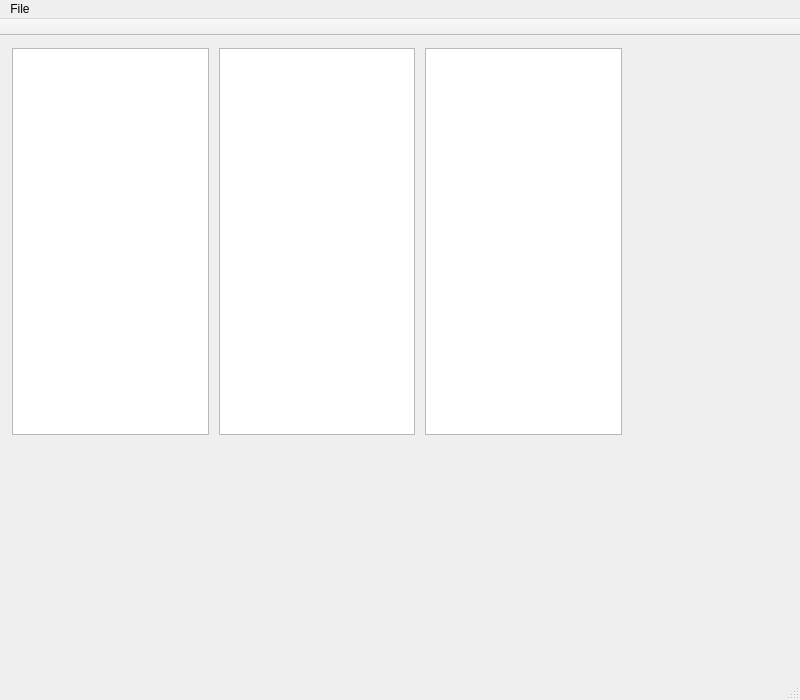
Before: the Qt Designer form src/mainwindow.ui in nishantsat/pi, drawn with Qt 5.
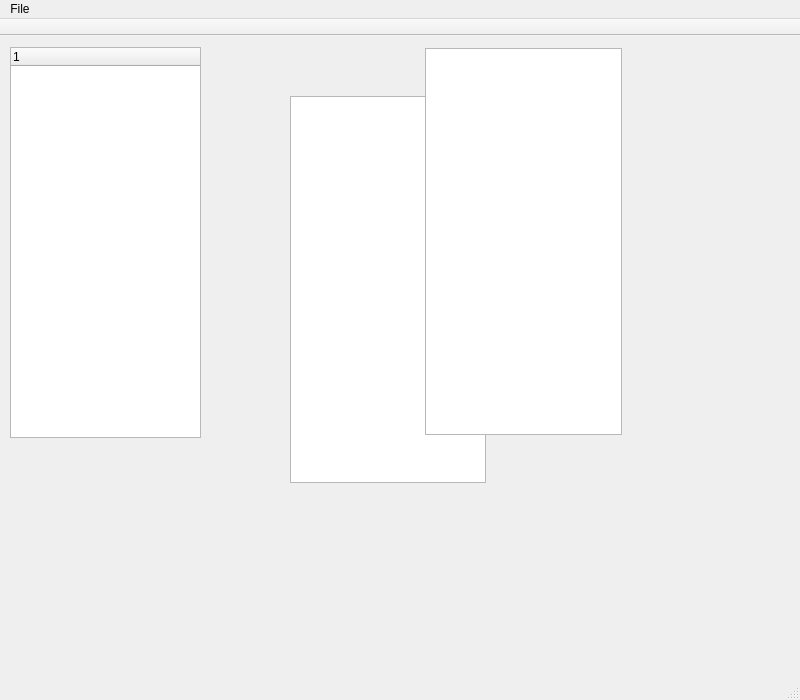
After: the same form once the commit is applied.

Commit message: fix project load

```diff
--- a/src/mainwindow.ui
+++ b/src/mainwindow.ui
@@ -14,35 +14,14 @@
    <string>pi</string>
   </property>
   <widget class="QWidget" name="centralWidget">
-   <widget class="QTreeView" name="tvNavBar">
-    <property name="geometry">
-     <rect>
-      <x>12</x>
-      <y>12</y>
-      <width>197</width>
-      <height>387</height>
-     </rect>
-    </property>
-    <property name="sizePolicy">
-     <sizepolicy hsizetype="Expanding" vsizetype="Expanding">
-      <horstretch>0</horstretch>
-      <verstretch>0</verstretch>
-     </sizepolicy>
-    </property>
-    <property name="font">
-     <font>
-      <family>PT Mono</family>
-     </font>
-    </property>
-   </widget>
    <widget class="QTextEdit" name="txtOutput">
     <property name="enabled">
      <bool>true</bool>
     </property>
     <property name="geometry">
      <rect>
-      <x>219</x>
-      <y>12</y>
+      <x>290</x>
+      <y>60</y>
       <width>196</width>
       <height>387</height>
      </rect>
@@ -71,6 +50,21 @@
      </font>
     </property>
    </widget>
+   <widget class="QTreeWidget" name="twNavBar">
+    <property name="geometry">
+     <rect>
+      <x>10</x>
+      <y>11</y>
+      <width>191</width>
+      <height>391</height>
+     </rect>
+    </property>
+    <column>
+     <property name="text">
+      <string notr="true">1</string>
+     </property>
+    </column>
+   </widget>
   </widget>
   <widget class="QMenuBar" name="menuBar">
    <property name="geometry">
```
The commit also changes 1 other file.
